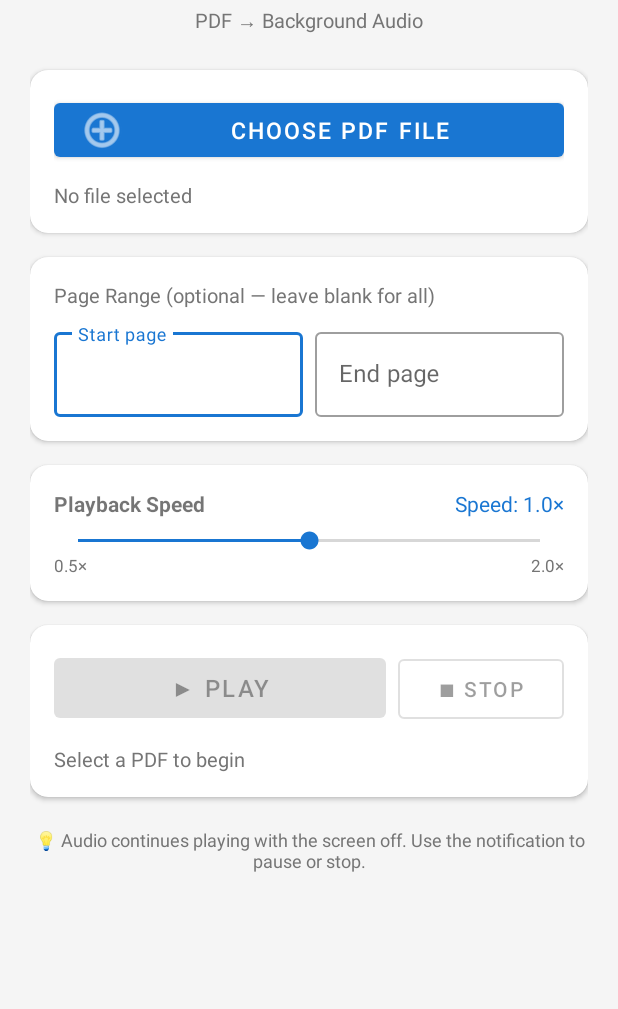
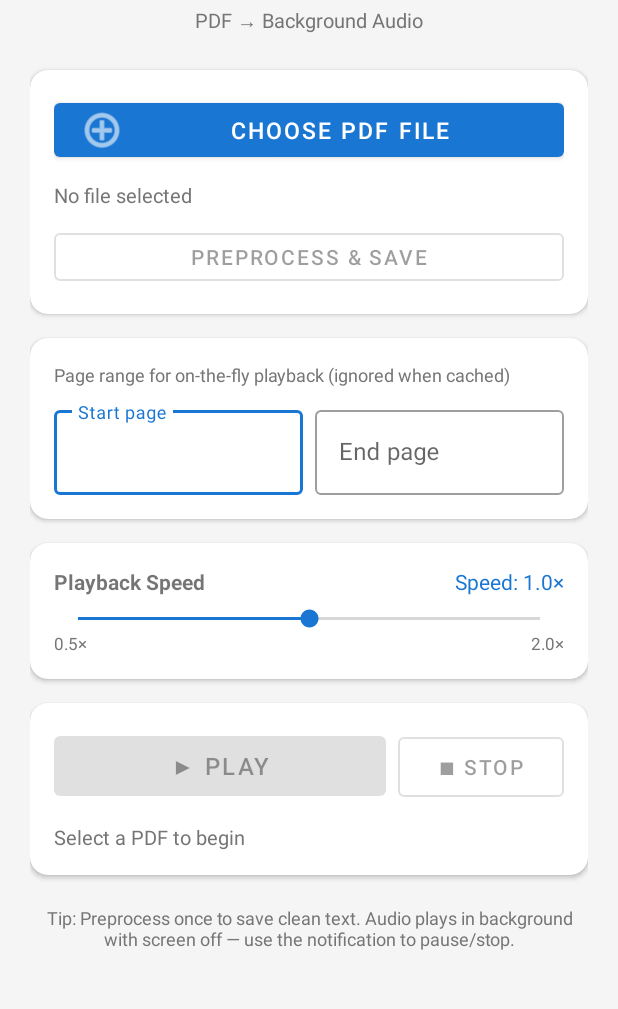
Before and after one commit to nam685/pdftoaudio, an Android app: the screen it shows after launch (MainActivity), on a phone screen of 412 x 824 dp, the part 83-1092 px from its top. Run offline under Robolectric (Android 15) with nearby library versions, the phone set to English and light mode, and no system bars; 2 statements that could not run were skipped.

Commit message:
Add PDF preprocessing: extract once, clean text, cache locally
- TextPreprocessor: fixes hyphenated line breaks, strips page
  numbers, URLs, normalises em-dashes and whitespace
- PdfExtractor: hasCached/loadCached/saveCached/deleteCached
  helpers using app-private storage keyed by URI hash
- TtsService: preprocessAndSave() extracts full PDF + cleans
  + writes .txt; loadAndPlay() reads cache first (instant),
  falls back to live extraction if no cache exists
- MainActivity: "Preprocess & Save" button + cache status label
  showing size in KB once saved; controls disabled during processing

https://claude.ai/code/session_01S5LMzcDyQvbYu1G25dhTU6

```diff
--- a/app/src/main/java/com/pdftoaudio/MainActivity.kt
+++ b/app/src/main/java/com/pdftoaudio/MainActivity.kt
@@ -21,9 +21,11 @@ class MainActivity : AppCompatActivity() {
 
     private lateinit var tvFileName: TextView
     private lateinit var tvStatus: TextView
+    private lateinit var tvCacheStatus: TextView
     private lateinit var etStartPage: TextInputEditText
     private lateinit var etEndPage: TextInputEditText
     private lateinit var btnPickFile: MaterialButton
+    private lateinit var btnPreprocess: MaterialButton
     private lateinit var btnPlayPause: MaterialButton
     private lateinit var btnStop: MaterialButton
     private lateinit var seekBarSpeed: SeekBar
@@ -49,7 +51,7 @@ class MainActivity : AppCompatActivity() {
             }
         }
 
-        override fun onStateChanged(isPlaying: Boolean, isPaused: Boolean) {
+        override fun onStateChanged(isPlaying: Boolean, isPaused: Boolean, isProcessing: Boolean) {
             runOnUiThread { syncControls() }
         }
     }
@@ -75,7 +77,8 @@ class MainActivity : AppCompatActivity() {
             contentResolver.takePersistableUriPermission(uri, Intent.FLAG_GRANT_READ_URI_PERMISSION)
             selectedUri = uri
             tvFileName.text = getDisplayName(uri)
-            tvStatus.text = "Ready — tap Play to start"
+            tvStatus.text = "File selected"
+            updateCacheStatus()
             syncControls()
         }
     }
@@ -86,9 +89,11 @@ class MainActivity : AppCompatActivity() {
 
         tvFileName = findViewById(R.id.tvFileName)
         tvStatus = findViewById(R.id.tvStatus)
+        tvCacheStatus = findViewById(R.id.tvCacheStatus)
         etStartPage = findViewById(R.id.etStartPage)
         etEndPage = findViewById(R.id.etEndPage)
         btnPickFile = findViewById(R.id.btnPickFile)
+        btnPreprocess = findViewById(R.id.btnPreprocess)
         btnPlayPause = findViewById(R.id.btnPlayPause)
         btnStop = findViewById(R.id.btnStop)
         seekBarSpeed = findViewById(R.id.seekBarSpeed)
@@ -102,6 +107,16 @@ class MainActivity : AppCompatActivity() {
 
         btnPickFile.setOnClickListener {
             filePicker.launch(arrayOf("application/pdf"))
+        }
+
+        btnPreprocess.setOnClickListener {
+            val svc = ttsService ?: return@setOnClickListener
+            val uri = selectedUri ?: return@setOnClickListener
+            svc.preprocessAndSave(this, uri) { success, message ->
+                tvStatus.text = message
+                if (success) updateCacheStatus()
+                syncControls()
+            }
         }
 
         btnPlayPause.setOnClickListener {
@@ -161,17 +176,30 @@ class MainActivity : AppCompatActivity() {
         val hasFile = selectedUri != null
         val playing = svc?.isPlaying == true
         val paused = svc?.isPaused == true
+        val processing = svc?.isProcessing == true
 
-        btnPlayPause.isEnabled = hasFile || playing || paused
-        btnStop.isEnabled = playing || paused
+        btnPreprocess.isEnabled = hasFile && !processing && !playing
+        btnPreprocess.text = if (processing) "Processing…" else "Preprocess & Save"
+
+        btnPlayPause.isEnabled = (hasFile || playing || paused) && !processing
+        btnStop.isEnabled = (playing || paused) && !processing
+
         btnPlayPause.text = when {
             playing && !paused -> "⏸ Pause"
             paused -> "▶ Resume"
             else -> "▶ Play"
         }
+    }
 
-        if (svc != null && svc.isPlaying) {
-            layoutControls.alpha = 1f
+    private fun updateCacheStatus() {
+        val uri = selectedUri ?: return
+        if (PdfExtractor.hasCached(this, uri)) {
+            val kb = PdfExtractor.cachedSizeKb(this, uri)
+            tvCacheStatus.text = "Preprocessed text cached (${kb} KB) — Play will use this"
+            tvCacheStatus.visibility = View.VISIBLE
+        } else {
+            tvCacheStatus.text = "No cache — tap Preprocess & Save first for best results"
+            tvCacheStatus.visibility = View.VISIBLE
         }
     }
 
--- a/app/src/main/res/layout/activity_main.xml
+++ b/app/src/main/res/layout/activity_main.xml
@@ -65,10 +65,31 @@
                     android:maxLines="2"
                     android:ellipsize="middle"/>
 
+                <!-- Cache status -->
+                <TextView
+                    android:id="@+id/tvCacheStatus"
+                    android:layout_width="match_parent"
+                    android:layout_height="wrap_content"
+                    android:textSize="12sp"
+                    android:textColor="@color/primary"
+                    android:layout_marginTop="6dp"
+                    android:visibility="gone"/>
+
+                <!-- Preprocess button -->
+                <com.google.android.material.button.MaterialButton
+                    android:id="@+id/btnPreprocess"
+                    android:layout_width="match_parent"
+                    android:layout_height="44dp"
+                    android:layout_marginTop="10dp"
+                    android:text="Preprocess &amp; Save"
+                    android:textSize="14sp"
+                    android:enabled="false"
+                    style="@style/Widget.MaterialComponents.Button.OutlinedButton"/>
+
             </LinearLayout>
         </com.google.android.material.card.MaterialCardView>
 
-        <!-- Page range card -->
+        <!-- Page range card (only relevant when playing without cache) -->
         <com.google.android.material.card.MaterialCardView
             android:layout_width="match_parent"
             android:layout_height="wrap_content"
@@ -85,8 +106,8 @@
                 <TextView
                     android:layout_width="wrap_content"
                     android:layout_height="wrap_content"
-                    android:text="Page Range (optional — leave blank for all)"
-                    android:textSize="13sp"
+                    android:text="Page range for on-the-fly playback (ignored when cached)"
+                    android:textSize="12sp"
                     android:textColor="@color/text_secondary"
                     android:layout_marginBottom="10dp"/>
 
@@ -102,7 +123,6 @@
                         android:layout_marginEnd="8dp"
                         android:hint="Start page"
                         style="@style/Widget.MaterialComponents.TextInputLayout.OutlinedBox">
-
                         <com.google.android.material.textfield.TextInputEditText
                             android:id="@+id/etStartPage"
                             android:layout_width="match_parent"
@@ -116,7 +136,6 @@
                         android:layout_weight="1"
                         android:hint="End page"
                         style="@style/Widget.MaterialComponents.TextInputLayout.OutlinedBox">
-
                         <com.google.android.material.textfield.TextInputEditText
                             android:id="@+id/etEndPage"
                             android:layout_width="match_parent"
@@ -261,15 +280,14 @@
             </LinearLayout>
         </com.google.android.material.card.MaterialCardView>
 
-        <!-- Hint -->
         <TextView
             android:layout_width="match_parent"
             android:layout_height="wrap_content"
-            android:text="💡 Audio continues playing with the screen off. Use the notification to pause or stop."
+            android:text="Tip: Preprocess once to save clean text. Audio plays in background with screen off — use the notification to pause/stop."
             android:textSize="12sp"
             android:textColor="@color/text_secondary"
-            android:layout_marginTop="4dp"
-            android:gravity="center"/>
+            android:gravity="center"
+            android:layout_marginTop="4dp"/>
 
     </LinearLayout>
 </ScrollView>
```
Also changed, not shown: app/src/main/java/com/pdftoaudio/PdfExtractor.kt (+23 -0 lines), app/src/main/java/com/pdftoaudio/TextPreprocessor.kt (added, +37 -0 lines), app/src/main/java/com/pdftoaudio/TtsService.kt (+74 -40 lines).
